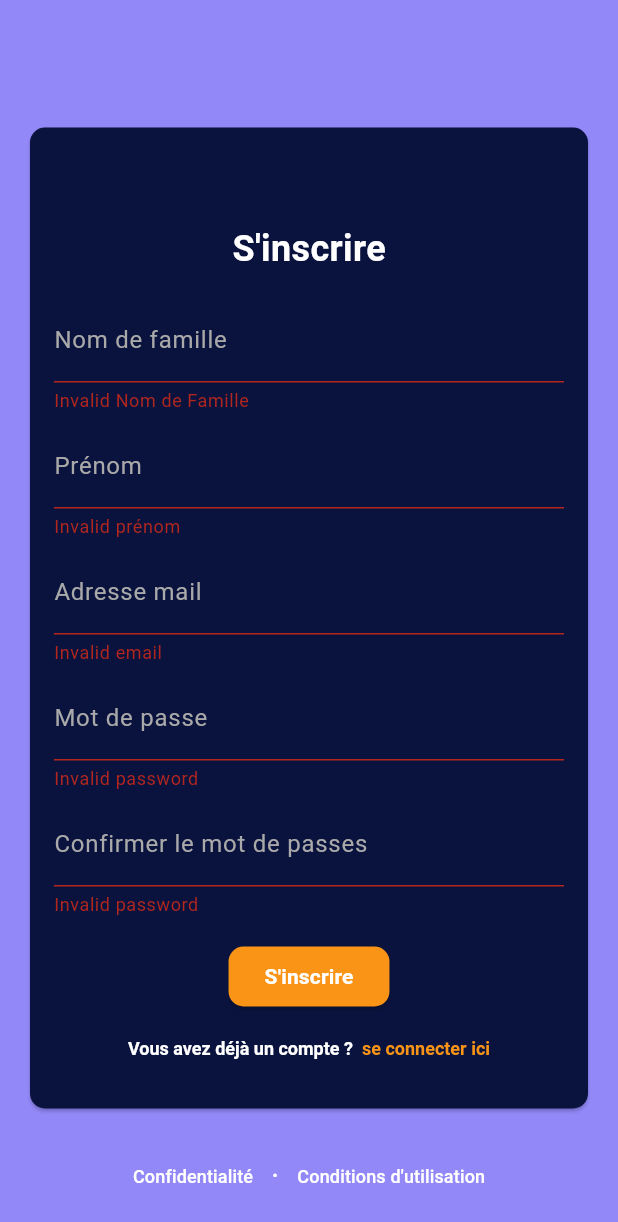
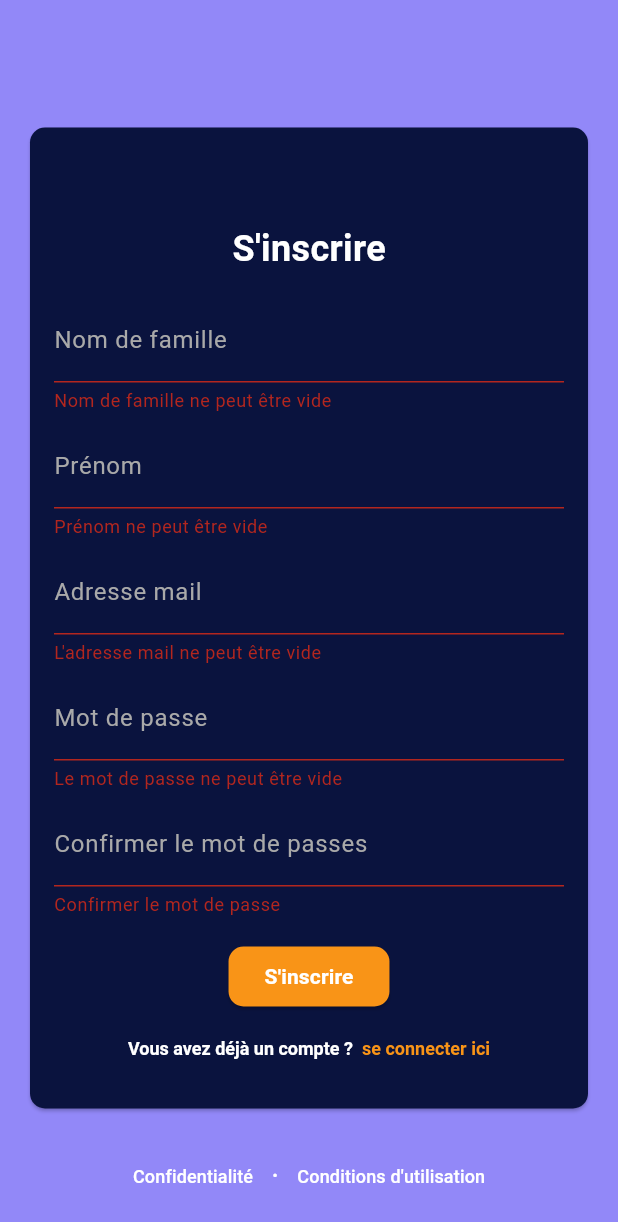
Before and after one commit to AbassHammed/FrontEndEtoileConte, a Flutter app: the SignUpPage screen opened directly, after a tap on "S'inscrire", on a phone screen of 412 x 824 dp. Shown: the top 1222 px of the screen. Run offline on Flutter 3.47's test engine with Material 3 defaults, Android fonts, the phone set to English and light mode, and no system bars.

Commit message:
Tried to fixe some network issues

```diff
--- a/lib/models/user.dart
+++ b/lib/models/user.dart
@@ -75,7 +75,7 @@ class CustomUser {
       String lastName,
       String password,
       String confirmPassword) async {
-    final Uri apiEndpoint = Uri.parse('https://127.0.0.1:8000/user/');
+    final Uri apiEndpoint = Uri.parse('http://10.0.2.2:8000/user/');
 
     try {
       if (password != confirmPassword) {
@@ -124,7 +124,7 @@ class CustomUser {
 
   static Future<void> loginUser(
       BuildContext context, String email, String password) async {
-    final Uri apiEndpoint = Uri.parse('https://127.0.0.1:8000/login/');
+    final Uri apiEndpoint = Uri.parse('http://10.0.2.2:8000/login/');
 
     try {
       final response = await http.post(
--- a/lib/screens/SignUpPage.dart
+++ b/lib/screens/SignUpPage.dart
@@ -17,10 +17,15 @@ class _SignUpPageState extends State<SignUpPage> {
   final TextEditingController _passwordController = TextEditingController();
   final TextEditingController _confirmPasswordController =
       TextEditingController();
-  bool _isError = false;
+  String? _emailError;
+  String? _passwordError;
+  String? _familyNameError;
+  String? _firstNameError;
+  String? _confirmPasswordError;
 
   @override
   Widget build(BuildContext context) {
+    final bool isKeyboardOpen = MediaQuery.of(context).viewInsets.bottom != 0;
     return Scaffold(
       backgroundColor: const Color(0xFF9288F8),
       body: Stack(
@@ -58,52 +63,65 @@ class _SignUpPageState extends State<SignUpPage> {
                       const SizedBox(height: 16.0),
                       TextField(
                         controller: _familyNameController,
+                        style: const TextStyle(color: Colors.white),
                         decoration: InputDecoration(
                           labelText: 'Nom de famille',
                           labelStyle: const TextStyle(color: Color(0xFFA9A9A9)),
-                          errorText: _isError ? 'Invalid Nom de Famille' : null,
+                          errorText: _familyNameError,
                         ),
                         keyboardType: TextInputType.name,
+                        onChanged: (_) =>
+                            setState(() => _familyNameError = null),
                       ),
                       const SizedBox(height: 8.0),
                       TextField(
                         controller: _firstNameController,
+                        style: const TextStyle(color: Colors.white),
                         decoration: InputDecoration(
                           labelText: 'Prénom',
                           labelStyle: const TextStyle(color: Color(0xFFA9A9A9)),
-                          errorText: _isError ? 'Invalid prénom' : null,
+                          errorText: _firstNameError,
                         ),
                         keyboardType: TextInputType.name,
+                        onChanged: (_) =>
+                            setState(() => _firstNameError = null),
                       ),
                       const SizedBox(height: 8.0),
                       TextField(
                         controller: _emailController,
+                        style: const TextStyle(color: Colors.white),
                         decoration: InputDecoration(
                           labelText: "Adresse mail",
                           labelStyle: const TextStyle(color: Color(0xFFA9A9A9)),
-                          errorText: _isError ? 'Invalid email' : null,
+                          errorText: _emailError,
                         ),
                         keyboardType: TextInputType.emailAddress,
+                        onChanged: (_) => setState(() => _emailError = null),
                       ),
                       const SizedBox(height: 8.0),
                       TextField(
                         controller: _passwordController,
+                        style: const TextStyle(color: Colors.white),
                         decoration: InputDecoration(
                           labelText: "Mot de passe",
                           labelStyle: const TextStyle(color: Color(0xFFA9A9A9)),
-                          errorText: _isError ? 'Invalid password' : null,
+                          errorText: _passwordError,
                         ),
                         obscureText: true,
+                        onChanged: (_) => setState(() => _passwordError = null),
                       ),
                       const SizedBox(height: 8.0),
                       TextField(
                         controller: _confirmPasswordController,
+                        style: const TextStyle(color: Colors.white),
                         decoration: InputDecoration(
                           labelText: "Confirmer le mot de passes",
                           labelStyle: const TextStyle(color: Color(0xFFA9A9A9)),
-                          errorText: _isError ? 'Invalid password' : null,
+                          errorText: _confirmPasswordError,
                         ),
                         obscureText: true,
+                        onChanged: (_) =>
+                            setState(() => _confirmPasswordError = null),
                       ),
                       const SizedBox(height: 16.0),
                       ElevatedButton(
@@ -147,33 +165,74 @@ class _SignUpPageState extends State<SignUpPage> {
               ),
             ),
           ),
-          const Align(
-            alignment: Alignment.bottomCenter,
-            child: FooterLinks(),
-          ),
+          if (!isKeyboardOpen)
+            const Align(
+              alignment: Alignment.bottomCenter,
+              child: FooterLinks(),
+            ),
         ],
       ),
     );
   }
 
   void _attemptSignUp(BuildContext context) async {
+    setState(() {
+      _familyNameError = null;
+      _firstNameError = null;
+      _emailError = null;
+      _passwordError = null;
+      _confirmPasswordError = null;
+    });
+
     final lastname = _familyNameController.text;
     final firstname = _firstNameController.text;
     final confirmPassword = _confirmPasswordController.text;
     final email = _emailController.text;
     final password = _passwordController.text;
 
-    if (email.isNotEmpty && password.isNotEmpty) {
+    if (lastname.isEmpty) {
+      setState(() => _familyNameError = 'Nom de famille ne peut être vide');
+    }
+
+    if (firstname.isEmpty) {
+      setState(() => _firstNameError = 'Prénom ne peut être vide');
+    }
+
+    if (confirmPassword.isEmpty) {
+      setState(() => _confirmPasswordError = 'Confirmer le mot de passe');
+    }
+    if (email.isEmpty) {
+      setState(() => _emailError = 'L\'adresse mail ne peut être vide');
+    }
+
+    if (password.isEmpty) {
+      setState(() => _passwordError = 'Le mot de passe ne peut être vide');
+    }
+
+    if (password != confirmPassword) {
+      setState(() {
+        _passwordError = 'Les mot de passe sont different';
+        _confirmPasswordError = 'Les mot de passe sont different';
+      });
+    }
+
+    if (email.isNotEmpty &&
+        password.isNotEmpty &&
+        confirmPassword.isNotEmpty &&
+        firstname.isNotEmpty &&
+        lastname.isNotEmpty) {
       try {
         await CustomUser.registerUser(
             context, email, firstname, lastname, password, confirmPassword);
       } catch (e) {
         setState(() {
-          _isError = true;
+          _familyNameError = 'Erreur de connexion';
+          _firstNameError = 'Erreur de connexion';
+          _emailError = 'Erreur de connexion';
+          _passwordError = 'Erreur de connexion, verifier vos identifiants';
+          _confirmPasswordError = 'Erreur de connexion';
         });
       }
-    } else {
-      setState(() => _isError = true);
     }
   }
 
```
Also changed, not shown: lib/main.dart (+4 -4 lines), lib/screens/LoginPage.dart (+28 -26 lines), lib/screens/login_page.dart (+78 -85 lines), 2 other files.
